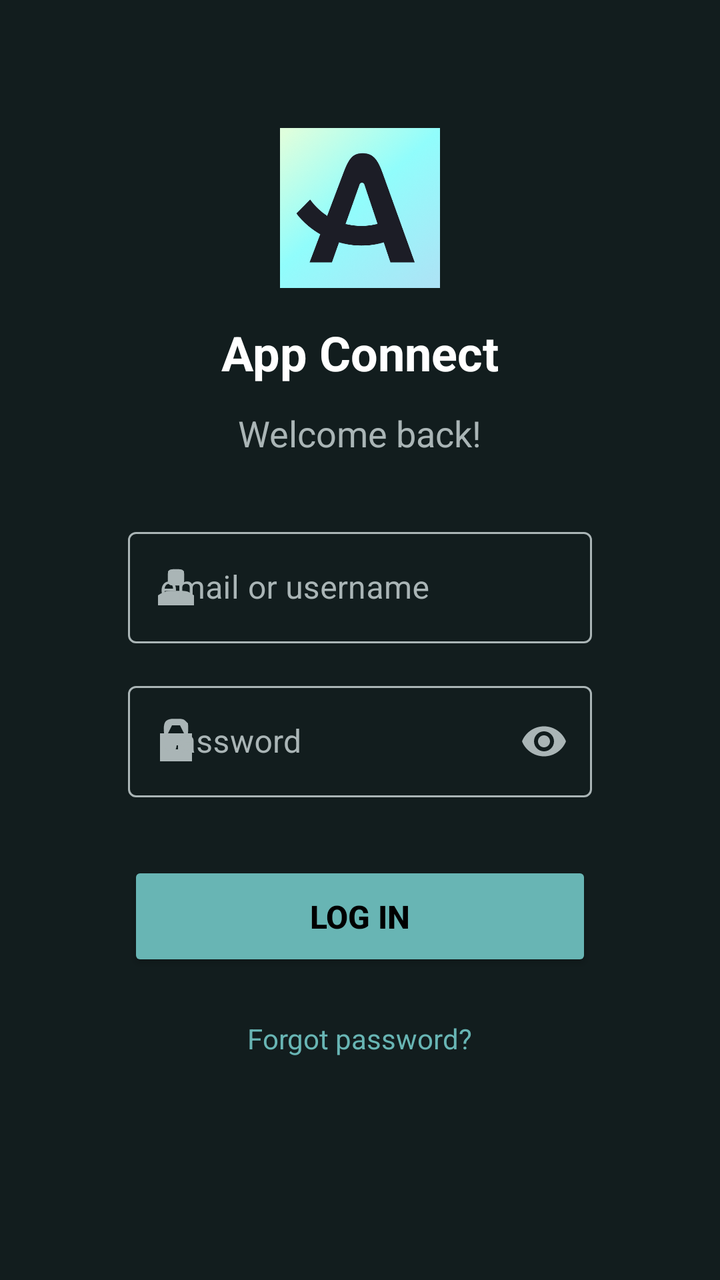
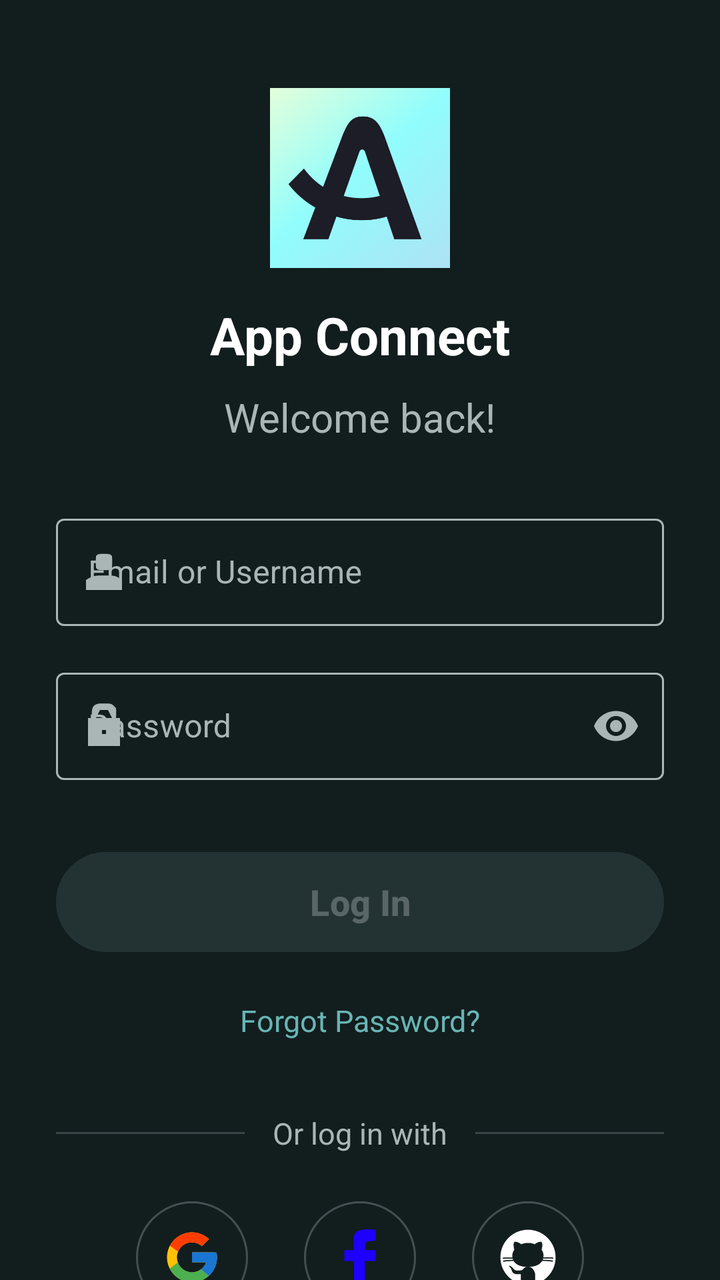

Screens rendered from an Android XML layout before and after an edit, with the pre-edit source and the edit as a unified diff.
<!-- AndroidManifest.xml: application theme Theme.LoginhkAndroid -->
<!-- res/layout/activity_main.xml -->
<?xml version="1.0" encoding="utf-8"?>
<LinearLayout
    xmlns:android="http://schemas.android.com/apk/res/android"
    xmlns:app="http://schemas.android.com/apk/res-auto"
    xmlns:tools="http://schemas.android.com/tools"
    android:id="@+id/main"
    android:layout_width="match_parent"
    android:layout_height="match_parent"
    android:background="@color/background_color"
    android:orientation="vertical"
    android:gravity="center_horizontal"
    android:padding="24dp"
    tools:context=".MainActivity">


    <ImageView
        android:id="@+id/ivLogo"
        android:layout_width="80dp"
        android:layout_height="80dp"
        android:layout_marginTop="40dp"
        android:contentDescription="@string/todo"
        android:src="@drawable/logo" />


    <TextView
        android:id="@+id/tvAppName"
        android:layout_width="wrap_content"
        android:layout_height="wrap_content"
        android:layout_marginTop="16dp"
        android:text="@string/app_connect"
        android:textColor="@android:color/white"
        android:textSize="24sp"
        android:textStyle="bold" />


    <TextView
        android:id="@+id/tvWelcome"
        android:layout_width="wrap_content"
        android:layout_height="wrap_content"
        android:layout_marginTop="12dp"
        android:text="@string/welcome_back"
        android:textColor="@color/gray"
        android:textSize="18sp" />


    <com.google.android.material.textfield.TextInputLayout
        android:id="@+id/tilEmail"
        style="@style/Widget.MaterialComponents.TextInputLayout.OutlinedBox"
        android:layout_width="match_parent"
        android:layout_height="wrap_content"
        android:layout_marginTop="32dp"
        android:textColorHint="@color/gray"
        app:boxStrokeColor="@color/til_box_stroke_color"
        app:hintTextColor="@color/til_hint_color"
        app:startIconDrawable="@drawable/username_24"
        app:startIconTint="@color/til_icon_tint"
        android:layout_marginHorizontal="40dp">

        <com.google.android.material.textfield.TextInputEditText
            android:id="@+id/etEmail"
            android:layout_width="match_parent"
            android:layout_height="wrap_content"
            android:hint="@string/email_or_username"
            android:inputType="textEmailAddress"
            android:textColor="@android:color/white" />
    </com.google.android.material.textfield.TextInputLayout>


    <com.google.android.material.textfield.TextInputLayout
        android:id="@+id/tilPassword"
        style="@style/Widget.MaterialComponents.TextInputLayout.OutlinedBox"
        android:layout_width="match_parent"
        android:layout_height="wrap_content"
        android:layout_marginTop="16dp"
        android:textColorHint="@color/gray"
        app:boxStrokeColor="@color/til_box_stroke_color"
        app:endIconMode="password_toggle"
        app:endIconTint="@color/til_icon_tint"
        app:hintTextColor="@color/til_hint_color"
        app:startIconDrawable="@drawable/password_24"
        app:startIconTint="@color/til_icon_tint"
        android:layout_marginHorizontal="40dp">

        <com.google.android.material.textfield.TextInputEditText
            android:id="@+id/etPassword"
            android:layout_width="match_parent"
            android:layout_height="wrap_content"
            android:hint="@string/password"
            android:inputType="textPassword"
            android:textColor="@android:color/white" />
    </com.google.android.material.textfield.TextInputLayout>


    <Button
        android:id="@+id/btnLogin"
        android:layout_width="match_parent"
        android:layout_height="55dp"
        android:layout_marginTop="32dp"
        android:backgroundTint="@color/primary_color"
        android:text="@string/log_in"
        android:textColor="@color/black"
        android:textSize="16sp"
        android:textStyle="bold"
        android:layout_marginHorizontal="40dp"/>


    <TextView
        android:id="@+id/tvForgotPassword"
        android:layout_width="wrap_content"
        android:layout_height="wrap_content"
        android:layout_marginTop="24dp"
        android:text="@string/forgot_password"
        android:textColor="@color/primary_color"
        android:textSize="14sp" />

</LinearLayout>
<!-- resources referenced by this layout -->
<resources>
  <color name="black">#FF000000</color>
  <string name="email_or_username">email or username</string>
  <string name="forgot_password">Forgot password?</string>
  <string name="password">password</string>
  <string name="todo">TODO</string>
  <!-- unchanged entries left out for length: 11 -->
</resources>

<!-- the commit's change to res/layout/activity_main.xml (unified diff, before → after) -->
@@ -1,116 +1,245 @@
 <?xml version="1.0" encoding="utf-8"?>
-<LinearLayout
-    xmlns:android="http://schemas.android.com/apk/res/android"
+<androidx.core.widget.NestedScrollView xmlns:android="http://schemas.android.com/apk/res/android"
     xmlns:app="http://schemas.android.com/apk/res-auto"
     xmlns:tools="http://schemas.android.com/tools"
     android:id="@+id/main"
     android:layout_width="match_parent"
     android:layout_height="match_parent"
     android:background="@color/background_color"
-    android:orientation="vertical"
-    android:gravity="center_horizontal"
-    android:padding="24dp"
+    android:fillViewport="true"
     tools:context=".MainActivity">
 
-
-    <ImageView
-        android:id="@+id/ivLogo"
-        android:layout_width="80dp"
-        android:layout_height="80dp"
-        android:layout_marginTop="40dp"
-        android:contentDescription="@string/todo"
-        android:src="@drawable/logo" />
-
-
-    <TextView
-        android:id="@+id/tvAppName"
-        android:layout_width="wrap_content"
-        android:layout_height="wrap_content"
-        android:layout_marginTop="16dp"
-        android:text="@string/app_connect"
-        android:textColor="@android:color/white"
-        android:textSize="24sp"
-        android:textStyle="bold" />
-
-
-    <TextView
-        android:id="@+id/tvWelcome"
-        android:layout_width="wrap_content"
-        android:layout_height="wrap_content"
-        android:layout_marginTop="12dp"
-        android:text="@string/welcome_back"
-        android:textColor="@color/gray"
-        android:textSize="18sp" />
-
-
-    <com.google.android.material.textfield.TextInputLayout
-        android:id="@+id/tilEmail"
-        style="@style/Widget.MaterialComponents.TextInputLayout.OutlinedBox"
+    <androidx.constraintlayout.widget.ConstraintLayout
+        android:id="@+id/rootLayout"
         android:layout_width="match_parent"
         android:layout_height="wrap_content"
-        android:layout_marginTop="32dp"
-        android:textColorHint="@color/gray"
-        app:boxStrokeColor="@color/til_box_stroke_color"
-        app:hintTextColor="@color/til_hint_color"
-        app:startIconDrawable="@drawable/username_24"
-        app:startIconTint="@color/til_icon_tint"
-        android:layout_marginHorizontal="40dp">
-
-        <com.google.android.material.textfield.TextInputEditText
-            android:id="@+id/etEmail"
-            android:layout_width="match_parent"
-            android:layout_height="wrap_content"
-            android:hint="@string/email_or_username"
-            android:inputType="textEmailAddress"
-            android:textColor="@android:color/white" />
-    </com.google.android.material.textfield.TextInputLayout>
-
-
-    <com.google.android.material.textfield.TextInputLayout
-        android:id="@+id/tilPassword"
-        style="@style/Widget.MaterialComponents.TextInputLayout.OutlinedBox"
-        android:layout_width="match_parent"
-        android:layout_height="wrap_content"
-        android:layout_marginTop="16dp"
-        android:textColorHint="@color/gray"
-        app:boxStrokeColor="@color/til_box_stroke_color"
-        app:endIconMode="password_toggle"
-        app:endIconTint="@color/til_icon_tint"
-        app:hintTextColor="@color/til_hint_color"
-        app:startIconDrawable="@drawable/password_24"
-        app:startIconTint="@color/til_icon_tint"
-        android:layout_marginHorizontal="40dp">
-
-        <com.google.android.material.textfield.TextInputEditText
-            android:id="@+id/etPassword"
-            android:layout_width="match_parent"
-            android:layout_height="wrap_content"
-            android:hint="@string/password"
-            android:inputType="textPassword"
-            android:textColor="@android:color/white" />
-    </com.google.android.material.textfield.TextInputLayout>
-
-
-    <Button
-        android:id="@+id/btnLogin"
-        android:layout_width="match_parent"
-        android:layout_height="55dp"
-        android:layout_marginTop="32dp"
-        android:backgroundTint="@color/primary_color"
-        android:text="@string/log_in"
-        android:textColor="@color/black"
-        android:textSize="16sp"
-        android:textStyle="bold"
-        android:layout_marginHorizontal="40dp"/>
-
-
-    <TextView
-        android:id="@+id/tvForgotPassword"
-        android:layout_width="wrap_content"
-        android:layout_height="wrap_content"
-        android:layout_marginTop="24dp"
-        android:text="@string/forgot_password"
-        android:textColor="@color/primary_color"
-        android:textSize="14sp" />
-
-</LinearLayout>
+        android:paddingHorizontal="28dp"
+        android:paddingVertical="20dp">
+
+        <ImageView
+            android:id="@+id/ivLogo"
+            android:layout_width="90dp"
+            android:layout_height="90dp"
+            android:layout_marginTop="24dp"
+            android:contentDescription="@string/app_connect"
+            android:src="@drawable/logo"
+            app:layout_constraintEnd_toEndOf="parent"
+            app:layout_constraintStart_toStartOf="parent"
+            app:layout_constraintTop_toTopOf="parent" />
+
+        <TextView
+            android:id="@+id/tvAppName"
+            android:layout_width="wrap_content"
+            android:layout_height="wrap_content"
+            android:layout_marginTop="16dp"
+            android:text="@string/app_connect"
+            android:textColor="@android:color/white"
+            android:textSize="26sp"
+            android:textStyle="bold"
+            app:layout_constraintEnd_toEndOf="parent"
+            app:layout_constraintStart_toStartOf="parent"
+            app:layout_constraintTop_toBottomOf="@id/ivLogo" />
+
+        <TextView
+            android:id="@+id/tvWelcome"
+            android:layout_width="wrap_content"
+            android:layout_height="wrap_content"
+            android:layout_marginTop="10dp"
+            android:text="@string/welcome_back"
+            android:textColor="@color/gray"
+            android:textSize="20sp"
+            app:layout_constraintEnd_toEndOf="parent"
+            app:layout_constraintStart_toStartOf="parent"
+            app:layout_constraintTop_toBottomOf="@id/tvAppName" />
+
+        <com.google.android.material.textfield.TextInputLayout
+            android:id="@+id/etUsernameLayout"
+            style="@style/Widget.MaterialComponents.TextInputLayout.OutlinedBox"
+            android:layout_width="match_parent"
+            android:layout_height="wrap_content"
+            android:layout_marginTop="32dp"
+            android:textColorHint="@color/gray"
+            app:boxStrokeColor="@color/til_box_stroke_color"
+            app:hintTextColor="@color/til_hint_color"
+            app:startIconDrawable="@drawable/username_24"
+            app:startIconTint="@color/til_icon_tint"
+            app:layout_constraintEnd_toEndOf="parent"
+            app:layout_constraintStart_toStartOf="parent"
+            app:layout_constraintTop_toBottomOf="@id/tvWelcome">
+
+            <com.google.android.material.textfield.TextInputEditText
+                android:id="@+id/etUsername"
+                android:layout_width="match_parent"
+                android:layout_height="wrap_content"
+                android:hint="@string/email_or_username"
+                android:inputType="textEmailAddress"
+                android:paddingVertical="16dp"
+                android:textColor="@android:color/white"
+                android:textSize="16sp" />
+        </com.google.android.material.textfield.TextInputLayout>
+
+        <com.google.android.material.textfield.TextInputLayout
+            android:id="@+id/etPwdLayout"
+            style="@style/Widget.MaterialComponents.TextInputLayout.OutlinedBox"
+            android:layout_width="match_parent"
+            android:layout_height="wrap_content"
+            android:layout_marginTop="18dp"
+            android:textColorHint="@color/gray"
+            app:boxStrokeColor="@color/til_box_stroke_color"
+            app:endIconMode="password_toggle"
+            app:endIconTint="@color/til_icon_tint"
+            app:hintTextColor="@color/til_hint_color"
+            app:startIconDrawable="@drawable/password_24"
+            app:startIconTint="@color/til_icon_tint"
+            app:layout_constraintEnd_toEndOf="parent"
+            app:layout_constraintStart_toStartOf="parent"
+            app:layout_constraintTop_toBottomOf="@id/etUsernameLayout">
+
+            <com.google.android.material.textfield.TextInputEditText
+                android:id="@+id/etPwd"
+                android:layout_width="match_parent"
+                android:layout_height="wrap_content"
+                android:hint="@string/password"
+                android:inputType="textPassword"
+                android:paddingVertical="16dp"
+                android:textColor="@android:color/white"
+                android:textSize="16sp" />
+        </com.google.android.material.textfield.TextInputLayout>
+
+        <com.google.android.material.button.MaterialButton
+            android:id="@+id/btnSubmit"
+            android:layout_width="match_parent"
+            android:layout_height="58dp"
+            android:layout_marginTop="32dp"
+            android:backgroundTint="@color/btn_submit_background_tint"
+            android:enabled="false"
+            android:text="@string/log_in"
+            android:textColor="@color/btn_submit_text_color"
+            android:textSize="18sp"
+            android:textStyle="bold"
+            app:cornerRadius="29dp"
+            app:layout_constraintEnd_toEndOf="parent"
+            app:layout_constraintStart_toStartOf="parent"
+            app:layout_constraintTop_toBottomOf="@id/etPwdLayout" />
+
+        <TextView
+            android:id="@+id/tvForgotPassword"
+            android:layout_width="wrap_content"
+            android:layout_height="wrap_content"
+            android:layout_marginTop="20dp"
+            android:text="@string/forgot_password"
+            android:textColor="@color/primary_color"
+            android:textSize="15sp"
+            app:layout_constraintEnd_toEndOf="parent"
+            app:layout_constraintStart_toStartOf="parent"
+            app:layout_constraintTop_toBottomOf="@id/btnSubmit" />
+
+        <LinearLayout
+            android:id="@+id/layoutDivider"
+            android:layout_width="match_parent"
+            android:layout_height="wrap_content"
+            android:layout_marginTop="36dp"
+            android:gravity="center"
+            android:orientation="horizontal"
+            app:layout_constraintEnd_toEndOf="parent"
+            app:layout_constraintStart_toStartOf="parent"
+            app:layout_constraintTop_toBottomOf="@id/tvForgotPassword">
+
+            <View
+                android:layout_width="0dp"
+                android:layout_height="1dp"
+                android:layout_weight="1"
+                android:background="#44AAB5B6" />
+
+            <TextView
+                android:layout_width="wrap_content"
+                android:layout_height="wrap_content"
+                android:paddingHorizontal="14dp"
+                android:text="@string/or_log_in_with"
+                android:textColor="@color/gray"
+                android:textSize="15sp" />
+
+            <View
+                android:layout_width="0dp"
+                android:layout_height="1dp"
+                android:layout_weight="1"
+                android:background="#44AAB5B6" />
+        </LinearLayout>
+
+        <LinearLayout
+            android:id="@+id/containerSocial"
+            android:layout_width="wrap_content"
+            android:layout_height="wrap_content"
+            android:layout_marginTop="24dp"
+            android:gravity="center"
+            android:orientation="horizontal"
+            app:layout_constraintEnd_toEndOf="parent"
+            app:layout_constraintStart_toStartOf="parent"
+            app:layout_constraintTop_toBottomOf="@id/layoutDivider">
+
+            <ImageView
+                android:id="@+id/btnGoogle"
+                android:layout_width="56dp"
+                android:layout_height="56dp"
+                android:layout_marginHorizontal="14dp"
+                android:background="@drawable/bg_social_circle"
+                android:contentDescription="@string/google_login"
+                android:padding="13dp"
+                android:src="@drawable/google" />
+
+            <ImageView
+                android:id="@+id/btnFacebook"
+                android:layout_width="56dp"
+                android:layout_height="56dp"
+                android:layout_marginHorizontal="14dp"
+                android:background="@drawable/bg_social_circle"
+                android:contentDescription="@string/facebook_login"
+                android:padding="13dp"
+                android:src="@drawable/facebook" />
+
+            <ImageView
+                android:id="@+id/btnGithub"
+                android:layout_width="56dp"
+                android:layout_height="56dp"
+                android:layout_marginHorizontal="14dp"
+                android:background="@drawable/bg_social_circle"
+                android:contentDescription="@string/github_login"
+                android:padding="13dp"
+                android:src="@drawable/github"
+                app:tint="@android:color/white" />
+        </LinearLayout>
+
+        <LinearLayout
+            android:id="@+id/containerSignUp"
+            android:layout_width="wrap_content"
+            android:layout_height="wrap_content"
+            android:layout_marginTop="36dp"
+            android:layout_marginBottom="16dp"
+            android:gravity="center"
+            android:orientation="horizontal"
+            app:layout_constraintBottom_toBottomOf="parent"
+            app:layout_constraintEnd_toEndOf="parent"
+            app:layout_constraintStart_toStartOf="parent"
+            app:layout_constraintTop_toBottomOf="@id/containerSocial"
+            app:layout_constraintVertical_bias="1.0">
+
+            <TextView
+                android:layout_width="wrap_content"
+                android:layout_height="wrap_content"
+                android:text="@string/dont_have_account"
+                android:textColor="@color/gray"
+                android:textSize="16sp" />
+
+            <TextView
+                android:id="@+id/tvSignUp"
+                android:layout_width="wrap_content"
+                android:layout_height="wrap_content"
+                android:text="@string/sign_up"
+                android:textColor="@color/primary_color"
+                android:textSize="16sp"
+                android:textStyle="bold" />
+        </LinearLayout>
+
+    </androidx.constraintlayout.widget.ConstraintLayout>
+
+</androidx.core.widget.NestedScrollView>
<!-- resource entries referenced after the edit -->
@@ -1,10 +1,62 @@
 <!-- resources referenced by this layout -->
 <resources>
-  <color name="black">#FF000000</color>
-  <string name="email_or_username">email or username</string>
-  <string name="forgot_password">Forgot password?</string>
-  <string name="password">password</string>
-  <string name="todo">TODO</string>
+  <!-- drawable bg_social_circle (drawable) -->
+  <?xml version="1.0" encoding="utf-8"?>
+  <shape xmlns:android="http://schemas.android.com/apk/res/android"
+      android:shape="oval">
+      <solid android:color="@android:color/transparent" />
+      <stroke
+          android:width="1dp"
+          android:color="#55AAB5B6" />
+  </shape>
+  <!-- drawable facebook (drawable) -->
+  <vector xmlns:android="http://schemas.android.com/apk/res/android"
+      android:width="50dp"
+      android:height="50dp"
+      android:viewportWidth="50"
+      android:viewportHeight="50">
+    <path
+        android:pathData="M38,2C38,4.97 38,7.94 38,11C35.36,11.33 32.72,11.66 30,12C29.67,14.31 29.34,16.62 29,19C31.97,19 34.94,19 38,19C38,21.97 38,24.94 38,28C35.03,28 32.06,28 29,28C29,34.6 29,41.2 29,48C26.03,48 23.06,48 20,48C20,41.4 20,34.8 20,28C17.36,28 14.72,28 12,28C12,25.03 12,22.06 12,19C14.64,19 17.28,19 20,19C19.913,17.788 19.913,17.788 19.824,16.551C19.465,8.031 19.465,8.031 21.688,3.75C26.923,0.984 32.2,1.618 38,2Z"
+        android:fillColor="#1E00FF"/>
+  </vector>
+  <!-- drawable github (drawable) -->
+  <vector xmlns:android="http://schemas.android.com/apk/res/android"
+      android:width="50dp"
+      android:height="50dp"
+      android:viewportWidth="50"
+      android:viewportHeight="50">
+    <path
+        android:fillColor="#FF000000"
+        android:pathData="M17.791,46.836C18.502,46.53 19,45.823 19,45v-5.4c0,-0.197 0.016,-0.402 0.041,-0.61C19.027,38.994 19.014,38.997 19,39c0,0 -3,0 -3.6,0c-1.5,0 -2.8,-0.6 -3.4,-1.8c-0.7,-1.3 -1,-3.5 -2.8,-4.7C8.9,32.3 9.1,32 9.7,32c0.6,0.1 1.9,0.9 2.7,2c0.9,1.1 1.8,2 3.4,2c2.487,0 3.82,-0.125 4.622,-0.555C21.356,34.056 22.649,33 24,33v-0.025c-5.668,-0.182 -9.289,-2.066 -10.975,-4.975c-3.665,0.042 -6.856,0.405 -8.677,0.707c-0.058,-0.327 -0.108,-0.656 -0.151,-0.987c1.797,-0.296 4.843,-0.647 8.345,-0.714c-0.112,-0.276 -0.209,-0.559 -0.291,-0.849c-3.511,-0.178 -6.541,-0.039 -8.187,0.097c-0.02,-0.332 -0.047,-0.663 -0.051,-0.999c1.649,-0.135 4.597,-0.27 8.018,-0.111c-0.079,-0.5 -0.13,-1.011 -0.13,-1.543c0,-1.7 0.6,-3.5 1.7,-5c-0.5,-1.7 -1.2,-5.3 0.2,-6.6c2.7,0 4.6,1.3 5.5,2.1C21,13.4 22.9,13 25,13s4,0.4 5.6,1.1c0.9,-0.8 2.8,-2.1 5.5,-2.1c1.5,1.4 0.7,5 0.2,6.6c1.1,1.5 1.7,3.2 1.6,5c0,0.484 -0.045,0.951 -0.11,1.409c3.499,-0.172 6.527,-0.034 8.204,0.102c-0.002,0.337 -0.033,0.666 -0.051,0.999c-1.671,-0.138 -4.775,-0.28 -8.359,-0.089c-0.089,0.336 -0.197,0.663 -0.325,0.98c3.546,0.046 6.665,0.389 8.548,0.689c-0.043,0.332 -0.093,0.661 -0.151,0.987c-1.912,-0.306 -5.171,-0.664 -8.879,-0.682C35.112,30.873 31.557,32.75 26,32.969V33c2.6,0 5,3.9 5,6.6V45c0,0.823 0.498,1.53 1.209,1.836C41.37,43.804 48,35.164 48,25C48,12.318 37.683,2 25,2S2,12.318 2,25C2,35.164 8.63,43.804 17.791,46.836z"/>
+  </vector>
+  <!-- drawable google (drawable) -->
+  <vector xmlns:android="http://schemas.android.com/apk/res/android"
+      android:width="48dp"
+      android:height="48dp"
+      android:viewportWidth="48"
+      android:viewportHeight="48">
+    <path
+        android:pathData="M43.611,20.083H42V20H24v8h11.303c-1.649,4.657 -6.08,8 -11.303,8c-6.627,0 -12,-5.373 -12,-12c0,-6.627 5.373,-12 12,-12c3.059,0 5.842,1.154 7.961,3.039l5.657,-5.657C34.046,6.053 29.268,4 24,4C12.955,4 4,12.955 4,24c0,11.045 8.955,20 20,20c11.045,0 20,-8.955 20,-20C44,22.659 43.862,21.35 43.611,20.083z"
+        android:fillColor="#FFC107"/>
+    <path
+        android:pathData="M6.306,14.691l6.571,4.819C14.655,15.108 18.961,12 24,12c3.059,0 5.842,1.154 7.961,3.039l5.657,-5.657C34.046,6.053 29.268,4 24,4C16.318,4 9.656,8.337 6.306,14.691z"
+        android:fillColor="#FF3D00"/>
+    <path
+        android:pathData="M24,44c5.166,0 9.86,-1.977 13.409,-5.192l-6.19,-5.238C29.211,35.091 26.715,36 24,36c-5.202,0 -9.619,-3.317 -11.283,-7.946l-6.522,5.025C9.505,39.556 16.227,44 24,44z"
+        android:fillColor="#4CAF50"/>
+    <path
+        android:pathData="M43.611,20.083H42V20H24v8h11.303c-0.792,2.237 -2.231,4.166 -4.087,5.571c0.001,-0.001 0.002,-0.001 0.003,-0.002l6.19,5.238C36.971,39.205 44,34 44,24C44,22.659 43.862,21.35 43.611,20.083z"
+        android:fillColor="#1976D2"/>
+  </vector>
+  <string name="dont_have_account">Don\'t have an account? </string>
+  <string name="email_or_username">Email or Username</string>
+  <string name="facebook_login">Facebook Login</string>
+  <string name="forgot_password">Forgot Password?</string>
+  <string name="github_login">GitHub Login</string>
+  <string name="google_login">Google Login</string>
+  <string name="or_log_in_with">Or log in with</string>
+  <string name="password">Password</string>
+  <string name="sign_up">Sign Up</string>
   <!-- unchanged entries left out for length: 11 -->
 </resources>
 
